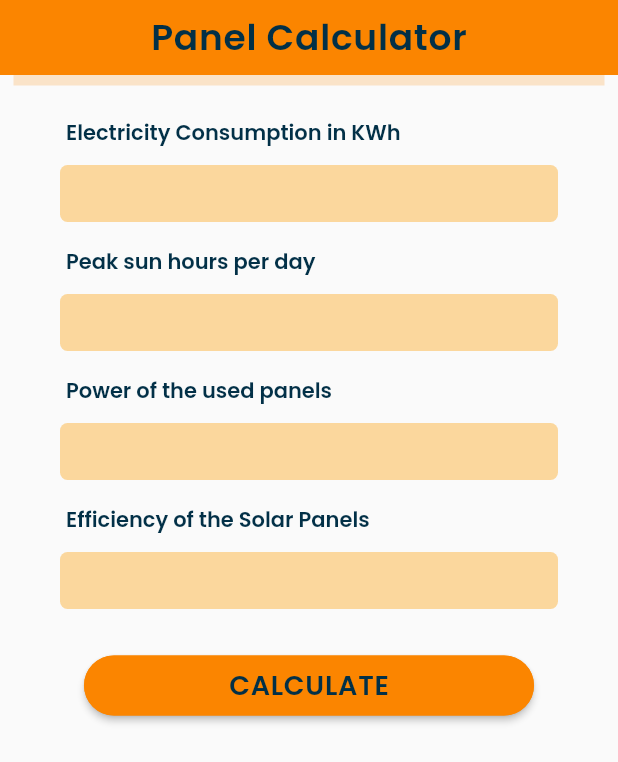
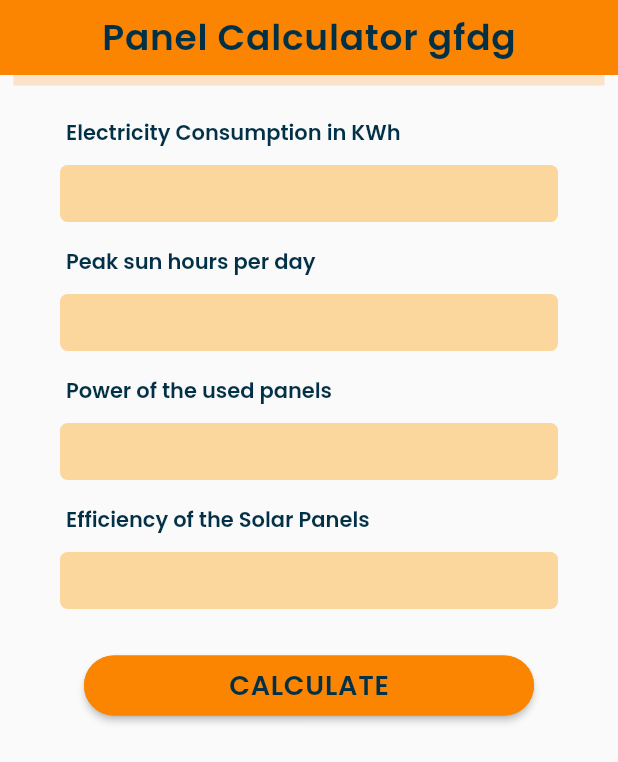
Before and after one commit to ahadhashmii/my_practice, a Flutter app: the screen it shows after launch, on a phone screen of 412 x 824 dp. Shown: the top 762 px of the screen. Run offline on Flutter 3.47's test engine with Material 2 defaults, Android fonts, the phone set to English and light mode, and no system bars; our stand-ins replace google_fonts.

```diff
--- a/lib/screens/zulfi/first_screen.dart
+++ b/lib/screens/zulfi/first_screen.dart
@@ -40,7 +40,7 @@ class _FirstScreenState extends State<FirstScreen> {
                         offset: const Offset(0, 16),
                         spreadRadius: -9)],),
                 child: Center(
-                  child: Text('Panel Calculator',
+                  child: Text('Panel Calculator gfdg',
                     style:
                     GoogleFonts.poppins(
                       textStyle: const TextStyle(color: Color(0xff023047), letterSpacing: .5,
```
